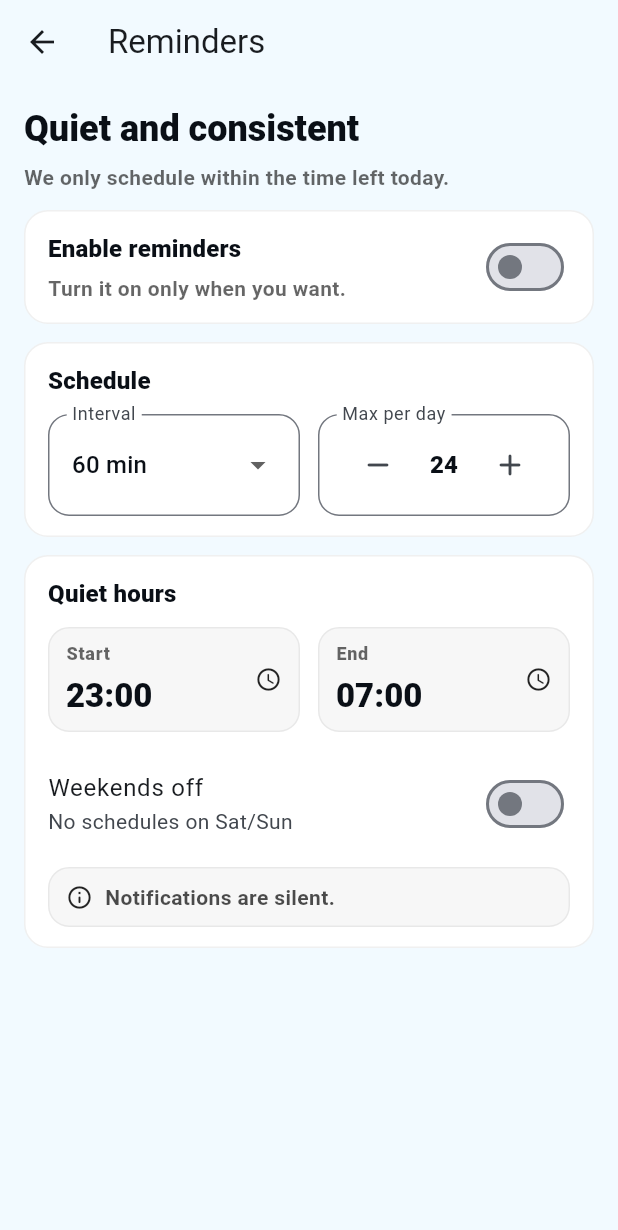
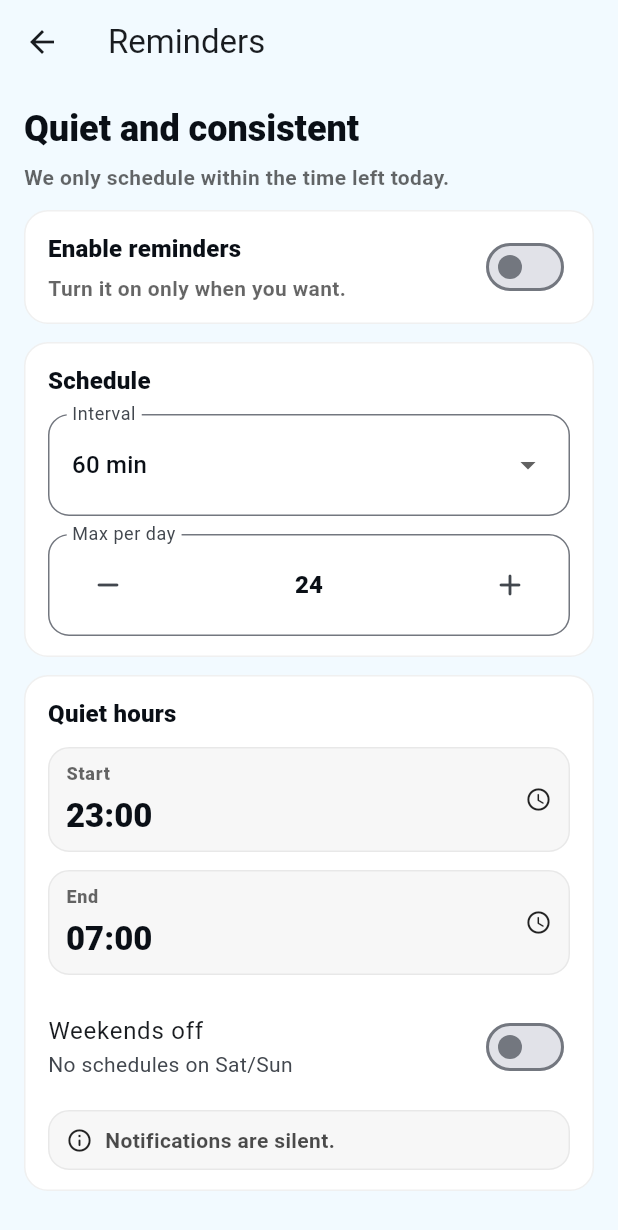
Before and after one commit to Forevernewvie/project-gtg-flutter, a Flutter app: the ReminderSettingsScreen screen opened by its route, on a phone screen of 412 x 824 dp. Shown: the top 1230 px of the screen. Run offline on Flutter 3.47's test engine with Material 3 defaults, Android fonts, the phone set to English and light mode, and no system bars; our stand-ins replace flutter_local_notifications, flutter_riverpod, flutter_timezone, go_router, google_mobile_ads, isar_community and 1 more; missing offline and left inert: app_settings; accounts and stored records are empty; generated files the repository leaves out were written again.

Commit message:
test: harden galaxy layout checks with larger font scales

```diff
--- a/lib/features/reminders/reminder_settings_screen.dart
+++ b/lib/features/reminders/reminder_settings_screen.dart
@@ -124,10 +124,11 @@ class _ReminderSettingsScreenState
                     ),
                   ),
                   const SizedBox(height: 10),
-                  Row(
-                    children: <Widget>[
-                      Expanded(
-                        child: _DropdownField<int>(
+                  LayoutBuilder(
+                    builder: (context, constraints) {
+                      final isCompact = constraints.maxWidth < 360;
+
+                      final intervalField = _DropdownField<int>(
                         label: l10n.intervalLabel,
                         value: settings.intervalMinutes,
                         items: const <int>[15, 30, 45, 60, 90, 120, 180],
@@ -140,11 +141,9 @@ class _ReminderSettingsScreenState
                                 settings.copyWith(intervalMinutes: value),
                               );
                         },
-                        ),
-                      ),
-                      const SizedBox(width: 12),
-                      Expanded(
-                        child: _StepperField(
+                      );
+
+                      final maxPerDayField = _StepperField(
                         label: l10n.maxPerDayLabel,
                         value: settings.maxPerDay,
                         min: 1,
@@ -156,9 +155,26 @@ class _ReminderSettingsScreenState
                                 settings.copyWith(maxPerDay: value),
                               );
                         },
-                        ),
-                      ),
+                      );
+
+                      if (isCompact) {
+                        return Column(
+                          children: <Widget>[
+                            intervalField,
+                            const SizedBox(height: 12),
+                            maxPerDayField,
                           ],
+                        );
+                      }
+
+                      return Row(
+                        children: <Widget>[
+                          Expanded(child: intervalField),
+                          const SizedBox(width: 12),
+                          Expanded(child: maxPerDayField),
+                        ],
+                      );
+                    },
                   ),
                 ],
               ),
@@ -178,10 +194,11 @@ class _ReminderSettingsScreenState
                     ),
                   ),
                   const SizedBox(height: 10),
-                  Row(
-                    children: <Widget>[
-                      Expanded(
-                        child: _TimeField(
+                  LayoutBuilder(
+                    builder: (context, constraints) {
+                      final isCompact = constraints.maxWidth < 360;
+
+                      final startField = _TimeField(
                         label: l10n.startLabel,
                         minutes: settings.quietStartMinutes,
                         onPick: (value) async {
@@ -191,11 +208,9 @@ class _ReminderSettingsScreenState
                                 settings.copyWith(quietStartMinutes: value),
                               );
                         },
-                        ),
-                      ),
-                      const SizedBox(width: 12),
-                      Expanded(
-                        child: _TimeField(
+                      );
+
+                      final endField = _TimeField(
                         label: l10n.endLabel,
                         minutes: settings.quietEndMinutes,
                         onPick: (value) async {
@@ -205,9 +220,26 @@ class _ReminderSettingsScreenState
                                 settings.copyWith(quietEndMinutes: value),
                               );
                         },
-                        ),
-                      ),
+                      );
+
+                      if (isCompact) {
+                        return Column(
+                          children: <Widget>[
+                            startField,
+                            const SizedBox(height: 12),
+                            endField,
                           ],
+                        );
+                      }
+
+                      return Row(
+                        children: <Widget>[
+                          Expanded(child: startField),
+                          const SizedBox(width: 12),
+                          Expanded(child: endField),
+                        ],
+                      );
+                    },
                   ),
                   const SizedBox(height: 12),
                   SwitchListTile(
@@ -395,6 +427,8 @@ class _StepperField extends StatelessWidget {
         children: <Widget>[
           IconButton(
             onPressed: canMinus ? () => onChanged(value - 1) : null,
+            padding: EdgeInsets.zero,
+            constraints: const BoxConstraints(minWidth: 40, minHeight: 40),
             icon: const Icon(Icons.remove_rounded),
           ),
           Expanded(
@@ -409,6 +443,8 @@ class _StepperField extends StatelessWidget {
           ),
           IconButton(
             onPressed: canPlus ? () => onChanged(value + 1) : null,
+            padding: EdgeInsets.zero,
+            constraints: const BoxConstraints(minWidth: 40, minHeight: 40),
             icon: const Icon(Icons.add_rounded),
           ),
         ],
```
Also changed, not shown: 1 other file. Lines whose indentation alone changed are shown as unchanged.
